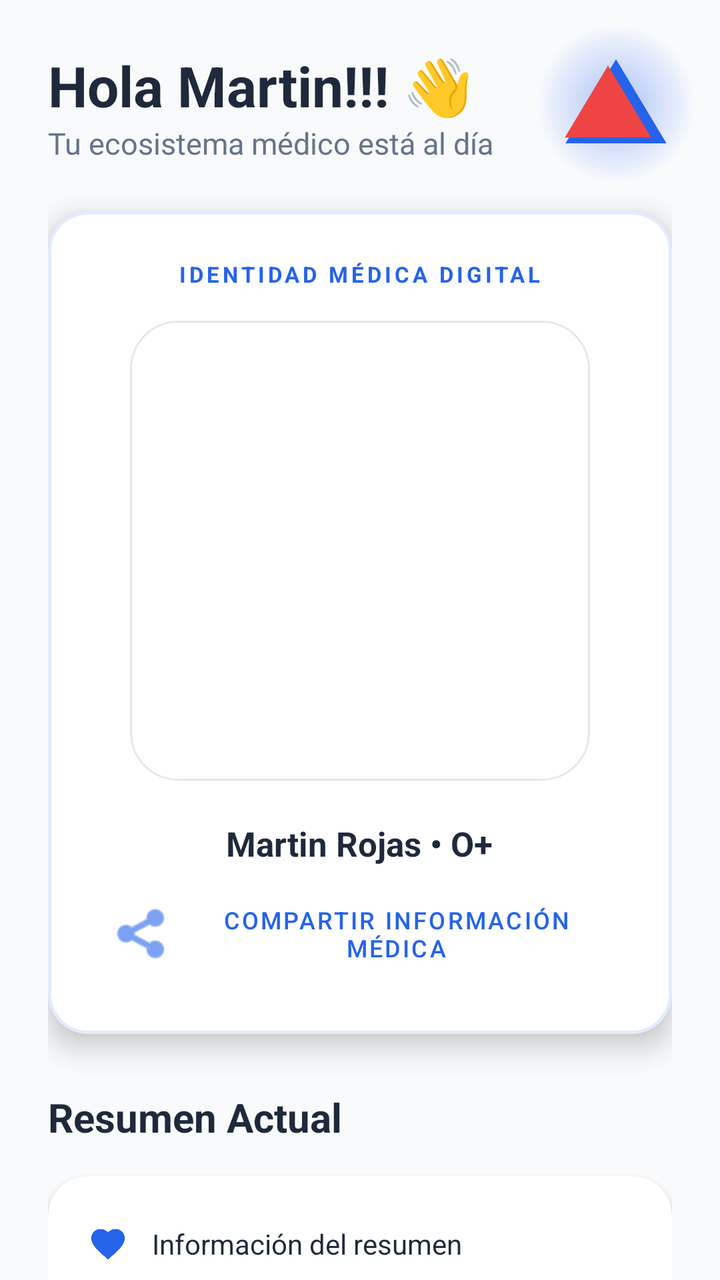
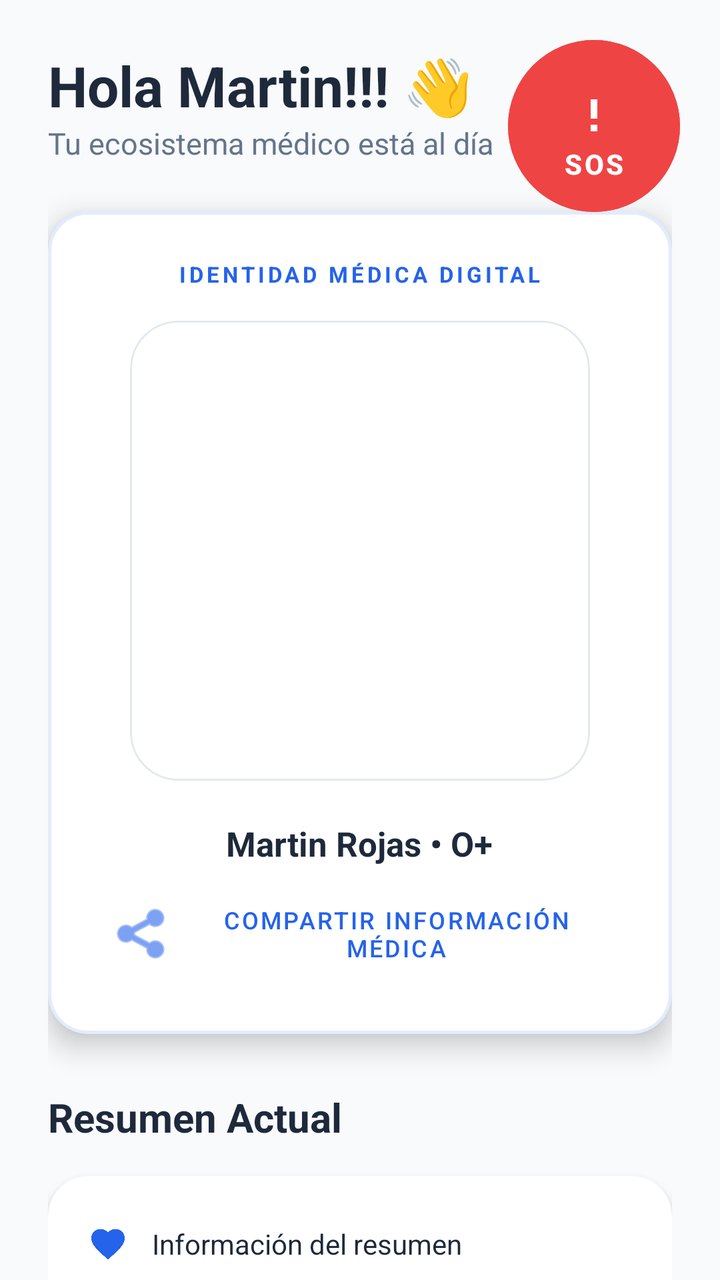

Compare the two renders of this Android layout. The source of the first and the diff that turns it into the second are given below.
<!-- AndroidManifest.xml: application theme AppTheme -->
<!-- res/layout/fragment_inicio.xml -->
<?xml version="1.0" encoding="utf-8"?>
<androidx.coordinatorlayout.widget.CoordinatorLayout xmlns:android="http://schemas.android.com/apk/res/android"
    xmlns:app="http://schemas.android.com/apk/res-auto"
    android:layout_width="match_parent"
    android:layout_height="match_parent"
    android:background="@color/background">

    <androidx.core.widget.NestedScrollView
        android:id="@+id/homeScrollView"
        android:layout_width="match_parent"
        android:layout_height="match_parent">

        <LinearLayout
            android:layout_width="match_parent"
            android:layout_height="wrap_content"
            android:orientation="vertical"
            android:padding="24dp">

            
            <LinearLayout
                android:layout_width="match_parent"
                android:layout_height="wrap_content"
                android:orientation="vertical"
                android:layout_marginBottom="24dp">

                <TextView
                    android:id="@+id/greetingText"
                    style="@style/Heading1"
                    android:layout_width="wrap_content"
                    android:layout_height="wrap_content"
                    android:text="Hola Martin!!! 👋" />

                <TextView
                    android:layout_width="wrap_content"
                    android:layout_height="wrap_content"
                    android:text="Tu ecosistema médico está al día"
                    android:textColor="@color/text_secondary"
                    android:textSize="15sp" />
            </LinearLayout>

            
            <com.google.android.material.card.MaterialCardView
                style="@style/PremiumCard"
                android:layout_width="match_parent"
                android:layout_height="wrap_content"
                android:layout_marginBottom="28dp"
                app:cardElevation="8dp"
                app:strokeWidth="1.5dp"
                app:strokeColor="@color/qr_glow">

                <LinearLayout
                    android:layout_width="match_parent"
                    android:layout_height="wrap_content"
                    android:gravity="center"
                    android:orientation="vertical"
                    android:padding="24dp">

                    <TextView
                        android:layout_width="wrap_content"
                        android:layout_height="wrap_content"
                        android:layout_marginBottom="16dp"
                        android:text="IDENTIDAD MÉDICA DIGITAL"
                        android:textColor="@color/primary"
                        android:textSize="11sp"
                        android:textStyle="bold"
                        android:letterSpacing="0.15"/>

                    <com.google.android.material.card.MaterialCardView
                        android:layout_width="230dp"
                        android:layout_height="230dp"
                        app:cardCornerRadius="24dp"
                        app:cardElevation="0dp"
                        app:strokeColor="@color/divider"
                        app:strokeWidth="1dp">

                        <ImageView
                            android:id="@+id/qrImageView"
                            android:layout_width="match_parent"
                            android:layout_height="match_parent"
                            android:padding="20dp"
                            android:scaleType="fitCenter" />
                    </com.google.android.material.card.MaterialCardView>

                    <TextView
                        android:id="@+id/tvQRInfo"
                        android:layout_width="wrap_content"
                        android:layout_height="wrap_content"
                        android:layout_marginTop="20dp"
                        android:gravity="center"
                        android:text="Martin Rojas • O+"
                        android:textColor="@color/text_primary"
                        android:textSize="17sp"
                        android:textStyle="bold" />

                    <com.google.android.material.button.MaterialButton
                        android:id="@+id/btnShareQRInfo"
                        style="@style/Widget.MaterialComponents.Button.TextButton"
                        android:layout_width="wrap_content"
                        android:layout_height="wrap_content"
                        android:layout_marginTop="8dp"
                        android:text="COMPARTIR INFORMACIÓN MÉDICA"
                        app:icon="@android:drawable/ic_menu_share"
                        android:textColor="@color/primary"
                        android:textSize="12sp" />

                </LinearLayout>
            </com.google.android.material.card.MaterialCardView>

            
            <TextView
                style="@style/SectionTitle"
                android:layout_width="wrap_content"
                android:layout_height="wrap_content"
                android:text="Resumen Actual"
                android:layout_marginTop="0dp" />

            <com.google.android.material.card.MaterialCardView
                style="@style/PremiumCard"
                android:layout_width="match_parent"
                android:layout_height="wrap_content">
                <LinearLayout
                    android:layout_width="match_parent"
                    android:layout_height="wrap_content"
                    android:orientation="vertical"
                    android:padding="20dp">

                    <include layout="@layout/row_summary_item" android:id="@+id/summaryNextCita" />
                    <View android:layout_width="match_parent" android:layout_height="1dp" android:background="@color/divider" android:layout_marginVertical="12dp" />
                    <include layout="@layout/row_summary_item" android:id="@+id/summaryLastConsulta" />
                    <View android:layout_width="match_parent" android:layout_height="1dp" android:background="@color/divider" android:layout_marginVertical="12dp" />
                    <include layout="@layout/row_summary_item" android:id="@+id/summaryAlerts" />

                </LinearLayout>
            </com.google.android.material.card.MaterialCardView>

            
            <TextView
                style="@style/SectionTitle"
                android:layout_width="wrap_content"
                android:layout_height="wrap_content"
                android:text="Accesos Rápidos" />

            <GridLayout
                android:layout_width="match_parent"
                android:layout_height="wrap_content"
                android:alignmentMode="alignMargins"
                android:columnCount="2"
                android:columnOrderPreserved="false">

                <include android:id="@+id/historyLayout" layout="@layout/home_quick_card"
                    android:layout_width="0dp" android:layout_height="wrap_content" android:layout_columnWeight="1" android:layout_margin="8dp" />

                <include android:id="@+id/medicationLayout" layout="@layout/home_quick_card"
                    android:layout_width="0dp" android:layout_height="wrap_content" android:layout_columnWeight="1" android:layout_margin="8dp" />

                <include android:id="@+id/appointmentsLayout" layout="@layout/home_quick_card"
                    android:layout_width="0dp" android:layout_height="wrap_content" android:layout_columnWeight="1" android:layout_margin="8dp" />

                <include android:id="@+id/documentsLayout" layout="@layout/home_quick_card"
                    android:layout_width="0dp" android:layout_height="wrap_content" android:layout_columnWeight="1" android:layout_margin="8dp" />
            </GridLayout>

            <View android:layout_width="match_parent" android:layout_height="80dp" />

        </LinearLayout>
    </androidx.core.widget.NestedScrollView>

    
    <com.google.android.material.button.MaterialButton
        android:id="@+id/sosButton"
        android:layout_width="80dp"
        android:layout_height="80dp"
        android:layout_margin="12dp"
        android:backgroundTint="@android:color/transparent"
        android:background="@drawable/sos_button_glow"
        app:icon="@drawable/sos_triangle_background"
        app:iconSize="48dp"
        app:iconGravity="textStart"
        app:iconTint="@null"
        android:padding="0dp"
        app:elevation="12dp"
        app:strokeWidth="0dp"
        android:stateListAnimator="@null"
        app:layout_anchor="@id/homeScrollView"
        app:layout_anchorGravity="top|end" />

</androidx.coordinatorlayout.widget.CoordinatorLayout>
<!-- res/layout/row_summary_item.xml (included above) -->
<?xml version="1.0" encoding="utf-8"?>
<LinearLayout xmlns:android="http://schemas.android.com/apk/res/android"
    xmlns:app="http://schemas.android.com/apk/res-auto"
    android:layout_width="match_parent"
    android:layout_height="wrap_content"
    android:gravity="center_vertical"
    android:orientation="horizontal"
    android:paddingVertical="4dp">

    <ImageView
        android:id="@+id/summaryIcon"
        android:layout_width="20dp"
        android:layout_height="20dp"
        android:src="@drawable/ic_heart"
        app:tint="@color/primary" />

    <TextView
        android:id="@+id/summaryText"
        android:layout_width="match_parent"
        android:layout_height="wrap_content"
        android:layout_marginStart="12dp"
        android:text="Información del resumen"
        android:textColor="@color/text_primary"
        android:textSize="14sp" />

</LinearLayout>
<!-- res/layout/home_quick_card.xml (included above) -->
<?xml version="1.0" encoding="utf-8"?>
<com.google.android.material.card.MaterialCardView xmlns:android="http://schemas.android.com/apk/res/android"
    xmlns:app="http://schemas.android.com/apk/res-auto"
    android:layout_width="match_parent"
    android:layout_height="wrap_content"
    app:cardCornerRadius="20dp"
    app:cardElevation="3dp"
    android:clickable="true"
    android:focusable="true"
    android:foreground="?attr/selectableItemBackground">

    <LinearLayout
        android:layout_width="match_parent"
        android:layout_height="wrap_content"
        android:gravity="center"
        android:orientation="vertical"
        android:padding="20dp">

        <ImageView
            android:id="@+id/cardIcon"
            android:layout_width="40dp"
            android:layout_height="40dp"
            android:src="@drawable/ic_history"
            app:tint="@color/primary" />

        <TextView
            android:id="@+id/cardTitle"
            android:layout_width="wrap_content"
            android:layout_height="wrap_content"
            android:layout_marginTop="12dp"
            android:text="Título"
            android:textColor="@color/text_primary"
            android:textStyle="bold"
            android:textSize="14sp" />

    </LinearLayout>

</com.google.android.material.card.MaterialCardView>
<!-- resources referenced by this layout -->
<resources>
  <color name="background">#F8FAFC</color>
  <color name="divider">#E2E8F0</color>
  <color name="primary">#2563EB</color>
  <color name="qr_glow">#202563EB</color>
  <color name="text_primary">#1E293B</color>
  <color name="text_secondary">#64748B</color>
  <!-- drawable ic_heart (drawable) -->
  <?xml version="1.0" encoding="utf-8"?>
  <vector xmlns:android="http://schemas.android.com/apk/res/android"
      android:width="24dp"
      android:height="24dp"
      android:viewportWidth="24"
      android:viewportHeight="24">
      <path
          android:fillColor="#FF000000"
          android:pathData="M12,21.35l-1.45,-1.32C5.4,15.36 2,12.28 2,8.5 2,5.42 4.42,3 7.5,3c1.74,0 3.41,0.81 4.5,2.09C13.09,3.81 14.76,3 16.5,3 19.58,3 22,5.42 22,8.5c0,3.78 -3.4,6.86 -8.55,11.54L12,21.35z" />
  </vector>
  <!-- drawable sos_button_glow (drawable) -->
  <?xml version="1.0" encoding="utf-8"?>
  <layer-list xmlns:android="http://schemas.android.com/apk/res/android">
      
      <item>
          <shape android:shape="oval">
              <gradient
                  android:type="radial"
                  android:gradientRadius="40dp"
                  android:startColor="#60EF4444"
                  android:endColor="#00EF4444" />
          </shape>
      </item>
      
      <item
          android:drawable="@drawable/sos_triangle_background"
          android:top="12dp"
          android:bottom="12dp"
          android:left="12dp"
          android:right="12dp" />
  </layer-list>
  <!-- drawable sos_triangle_background (drawable) -->
  <?xml version="1.0" encoding="utf-8"?>
  <vector xmlns:android="http://schemas.android.com/apk/res/android"
      android:width="60dp"
      android:height="60dp"
      android:viewportWidth="100"
      android:viewportHeight="100">
      
      <path
          android:fillColor="#EF4444"
          android:pathData="M50,10 L95,85 L5,85 Z" />
  </vector>
  <style name="Heading1">
          <item name="android:textSize">28sp</item>
          <item name="android:textColor">@color/text_primary</item>
          <item name="android:textStyle">bold</item>
      </style>
  <style name="PremiumCard" parent="Widget.MaterialComponents.CardView">
          <item name="cardCornerRadius">20dp</item>
          <item name="cardElevation">4dp</item>
          <item name="android:layout_marginBottom">16dp</item>
          <item name="cardBackgroundColor">@color/card_background</item>
      </style>
  <style name="SectionTitle">
          <item name="android:textSize">20sp</item>
          <item name="android:textColor">@color/text_primary</item>
          <item name="android:textStyle">bold</item>
          <item name="android:layout_marginBottom">16dp</item>
          <item name="android:layout_marginTop">24dp</item>
      </style>
  <style name="AppTheme" parent="Theme.MaterialComponents.Light.NoActionBar">
          <item name="colorPrimary">@color/primary</item>
          <item name="colorPrimaryDark">@color/primary_dark</item>
          <item name="colorAccent">@color/accent</item>
          <item name="android:windowBackground">@color/background</item>
          <item name="bottomNavigationStyle">@style/CustomBottomNavigation</item>
      </style>
  <color name="card_background">#FFFFFF</color>
  <color name="primary_dark">#1E40AF</color>
  <color name="accent">#10B981</color>
  <style name="CustomBottomNavigation" parent="Widget.MaterialComponents.BottomNavigationView">
          <item name="labelVisibilityMode">labeled</item>
          <item name="itemIconSize">22dp</item>
          <item name="itemRippleColor">@color/primary_light</item>
          <item name="backgroundTint">@color/white</item>
          <item name="itemIconTint">@color/selector_nav_color</item>
          <item name="itemTextColor">@color/selector_nav_color</item>
          <item name="android:paddingTop">0dp</item>
          <item name="android:paddingBottom">0dp</item>
      </style>
  <color name="primary_light">#DBEAFE</color>
  <color name="white">#FFFFFF</color>
  <!-- unchanged entries left out for length: 1 -->
</resources>

<!-- the commit's change to res/layout/fragment_inicio.xml (unified diff, before → after) -->
@@ -168,18 +168,26 @@
     
     <com.google.android.material.button.MaterialButton
         android:id="@+id/sosButton"
-        android:layout_width="80dp"
-        android:layout_height="80dp"
-        android:layout_margin="12dp"
-        android:backgroundTint="@android:color/transparent"
-        android:background="@drawable/sos_button_glow"
-        app:icon="@drawable/sos_triangle_background"
-        app:iconSize="48dp"
-        app:iconGravity="textStart"
-        app:iconTint="@null"
+        android:layout_width="86dp"
+        android:layout_height="86dp"
+        android:layout_margin="20dp"
+        android:backgroundTint="#EF4444"
+        android:insetLeft="0dp"
+        android:insetTop="0dp"
+        android:insetRight="0dp"
+        android:insetBottom="0dp"
         android:padding="0dp"
-        app:elevation="12dp"
-        app:strokeWidth="0dp"
+        android:text="SOS"
+        android:textColor="@color/white"
+        android:textSize="14sp"
+        android:textStyle="bold"
+        app:icon="@drawable/ic_sos_new"
+        app:iconGravity="textTop"
+        app:iconPadding="0dp"
+        app:iconSize="38dp"
+        app:iconTint="@color/white"
+        app:cornerRadius="43dp"
+        app:elevation="8dp"
         android:stateListAnimator="@null"
         app:layout_anchor="@id/homeScrollView"
         app:layout_anchorGravity="top|end" />
<!-- resource entries referenced after the edit -->
@@ -17,38 +17,17 @@
           android:fillColor="#FF000000"
           android:pathData="M12,21.35l-1.45,-1.32C5.4,15.36 2,12.28 2,8.5 2,5.42 4.42,3 7.5,3c1.74,0 3.41,0.81 4.5,2.09C13.09,3.81 14.76,3 16.5,3 19.58,3 22,5.42 22,8.5c0,3.78 -3.4,6.86 -8.55,11.54L12,21.35z" />
   </vector>
-  <!-- drawable sos_button_glow (drawable) -->
-  <?xml version="1.0" encoding="utf-8"?>
-  <layer-list xmlns:android="http://schemas.android.com/apk/res/android">
-      
-      <item>
-          <shape android:shape="oval">
-              <gradient
-                  android:type="radial"
-                  android:gradientRadius="40dp"
-                  android:startColor="#60EF4444"
-                  android:endColor="#00EF4444" />
-          </shape>
-      </item>
-      
-      <item
-          android:drawable="@drawable/sos_triangle_background"
-          android:top="12dp"
-          android:bottom="12dp"
-          android:left="12dp"
-          android:right="12dp" />
-  </layer-list>
-  <!-- drawable sos_triangle_background (drawable) -->
+  <!-- drawable ic_sos_new (drawable) -->
   <?xml version="1.0" encoding="utf-8"?>
   <vector xmlns:android="http://schemas.android.com/apk/res/android"
-      android:width="60dp"
-      android:height="60dp"
-      android:viewportWidth="100"
-      android:viewportHeight="100">
+      android:width="24dp"
+      android:height="24dp"
+      android:viewportWidth="24"
+      android:viewportHeight="24">
       
       <path
-          android:fillColor="#EF4444"
-          android:pathData="M50,10 L95,85 L5,85 Z" />
+          android:fillColor="#FFFFFF"
+          android:pathData="M11,15h2v2h-2v-2z M11,7h2v6h-2v-6z" />
   </vector>
   <style name="Heading1">
           <item name="android:textSize">28sp</item>
